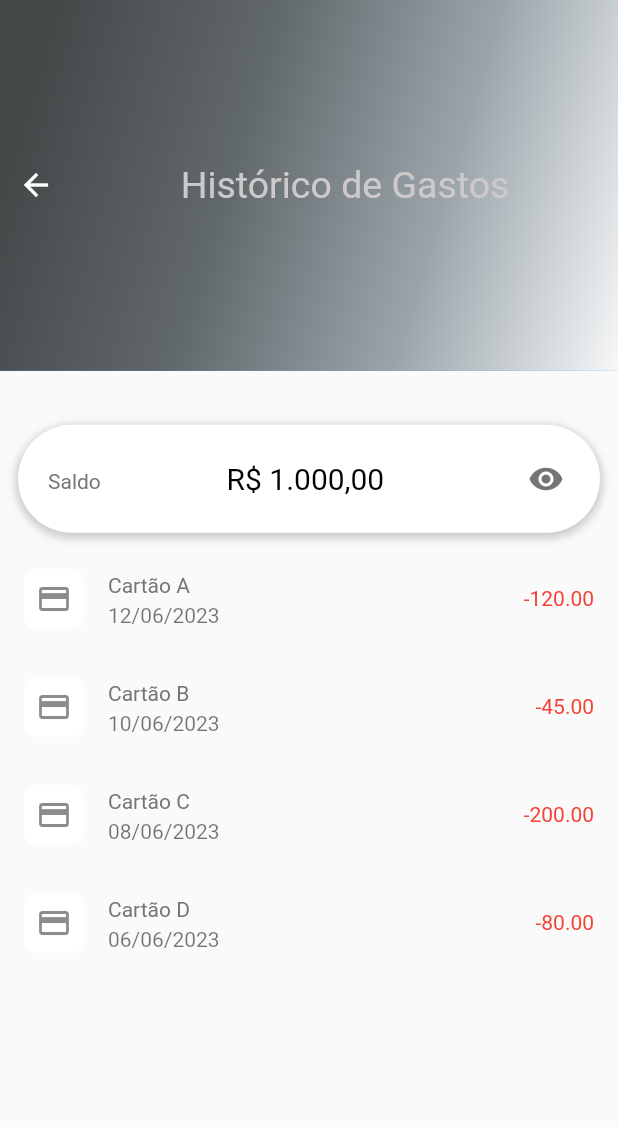
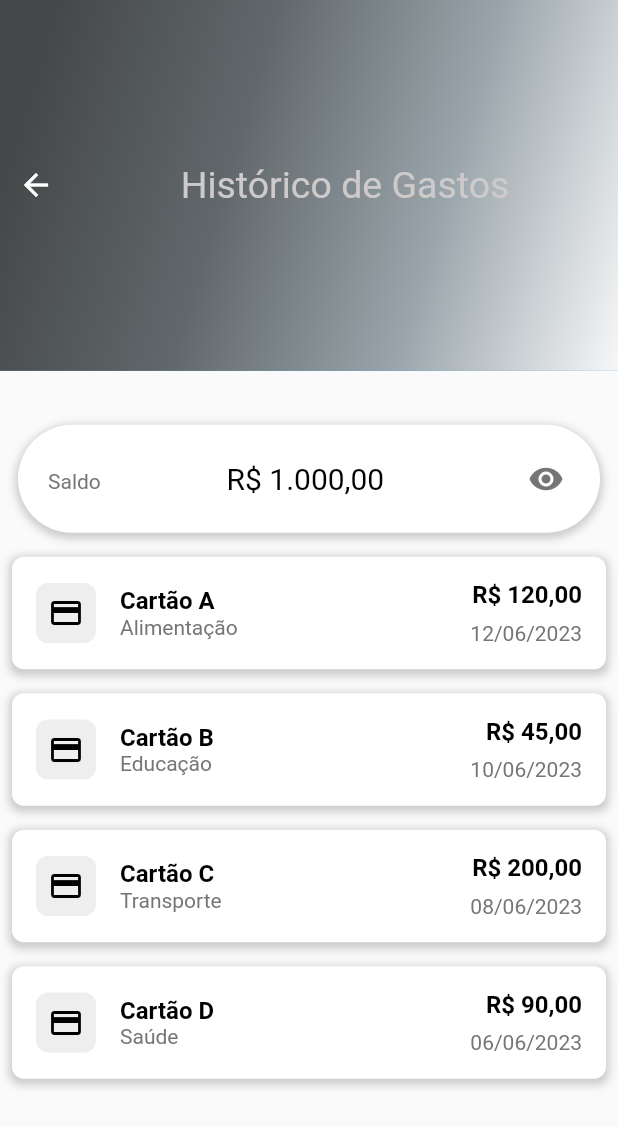
Before and after one commit to 07Dalmaso/projeto-pi-3a, a Flutter app: the GastosPage screen opened by its route, on a phone screen of 412 x 824 dp. Shown: the top 1127 px of the screen. Run offline on Flutter 3.47's test engine with Material 2 defaults, Android fonts, the phone set to English and light mode, and no system bars; our stand-ins replace email_validator, mobx; accounts and stored records are empty; generated files the repository leaves out were written again.

Commit message:
fix: making page beautil

```diff
--- a/lib/gastos.dart
+++ b/lib/gastos.dart
@@ -4,11 +4,13 @@ import 'package:proj_pi/common/extensions/sizes.dart';
 
 class Transaction {
   final String cardName;
+  final String type;
   final double value;
   final String date;
 
   Transaction({
     required this.cardName,
+    required this.type,
     required this.value,
     required this.date,
   });
@@ -30,22 +32,26 @@ class _GastosPageState extends State<GastosPage> {
   List<Transaction> transactions = [
     Transaction(
       cardName: 'Cartão A',
-      value: -120.0,
+      type: 'Alimentação',
+      value: 120.0,
       date: '12/06/2023',
     ),
     Transaction(
       cardName: 'Cartão B',
-      value: -45.0,
+      type: 'Educação',
+      value: 45.0,
       date: '10/06/2023',
     ),
     Transaction(
       cardName: 'Cartão C',
-      value: -200.0,
+      type: 'Transporte',
+      value: 200.0,
       date: '08/06/2023',
     ),
     Transaction(
       cardName: 'Cartão D',
-      value: -80.0,
+      type: 'Saúde',
+      value: 90.0,
       date: '06/06/2023',
     ),
   ];
@@ -171,11 +177,9 @@ class _GastosPageState extends State<GastosPage> {
               delegate: SliverChildBuilderDelegate(
                 (context, index) {
                   final transaction = transactions[index];
-                  final value = transaction.value.toStringAsFixed(2);
-                  final color =
-                      transaction.value < 0 ? Colors.red : Colors.green;
+                  final value =
+                      transaction.value.toStringAsFixed(2).replaceAll('.', ',');
                   return InkWell(
-                    borderRadius: BorderRadius.circular(16.0),
                     onTap: () {
                       showDialog(
                         context: context,
@@ -187,7 +191,7 @@ class _GastosPageState extends State<GastosPage> {
                               mainAxisSize: MainAxisSize.min,
                               children: [
                                 Text('Cartão: ${transaction.cardName}'),
-                                Text('Valor: $value'),
+                                Text('Valor: R\$ $value'),
                                 Text('Data: ${transaction.date}'),
                               ],
                             ),
@@ -203,24 +207,49 @@ class _GastosPageState extends State<GastosPage> {
                         },
                       );
                     },
-                    child: ListTile(
-                      contentPadding:
-                          const EdgeInsets.symmetric(horizontal: 8.0),
-                      leading: Container(
+                    child: Container(
                       decoration: BoxDecoration(
                         color: Colors.white,
-                          borderRadius: BorderRadius.all(Radius.circular(8.0)),
+                        borderRadius: BorderRadius.circular(8.0),
+                        boxShadow: [
+                          BoxShadow(
+                            color: Colors.grey.withOpacity(0.5),
+                            spreadRadius: 2,
+                            blurRadius: 4,
+                            offset: const Offset(0, 2),
                           ),
-                        padding: const EdgeInsets.all(8.0),
-                        child: const Icon(
+                        ],
+                      ),
+                      margin: EdgeInsets.symmetric(vertical: 8.0),
+                      padding: EdgeInsets.all(16.0),
+                      child: Row(
+                        children: [
+                          Container(
+                            decoration: BoxDecoration(
+                              color: Colors.grey[200],
+                              borderRadius: BorderRadius.circular(8.0),
+                            ),
+                            padding: EdgeInsets.all(8.0),
+                            child: Icon(
                               Icons.credit_card,
+                              color: Colors.black,
                             ),
                           ),
-                      title: Column(
+                          SizedBox(width: 16.0),
+                          Expanded(
+                            child: Column(
                               crossAxisAlignment: CrossAxisAlignment.start,
                               children: [
                                 Text(
                                   transaction.cardName,
+                                  style: TextStyle(
+                                    fontSize: 16,
+                                    fontWeight: FontWeight.bold,
+                                    color: Colors.black,
+                                  ),
+                                ),
+                                Text(
+                                  transaction.type,
                                   style: TextStyle(
                                     fontSize: 14,
                                     color: Colors.grey[600],
@@ -228,14 +257,29 @@ class _GastosPageState extends State<GastosPage> {
                                 ),
                               ],
                             ),
-                      subtitle: Text(
+                          ),
+                          Column(
+                            crossAxisAlignment: CrossAxisAlignment.end,
+                            children: [
+                              Text(
+                                'R\$ ${value}',
+                                style: TextStyle(
+                                  fontSize: 16,
+                                  fontWeight: FontWeight.bold,
+                                  color: Colors.black,
+                                ),
+                              ),
+                              SizedBox(height: 8.0),
+                              Text(
                                 transaction.date,
+                                style: TextStyle(
+                                  fontSize: 14,
+                                  color: Colors.grey[600],
                                 ),
-                      trailing: Text(
-                        value,
-                        style: TextStyle(
-                          color: color,
                               ),
+                            ],
+                          ),
+                        ],
                       ),
                     ),
                   );
```
Lines whose indentation alone changed are shown as unchanged.
